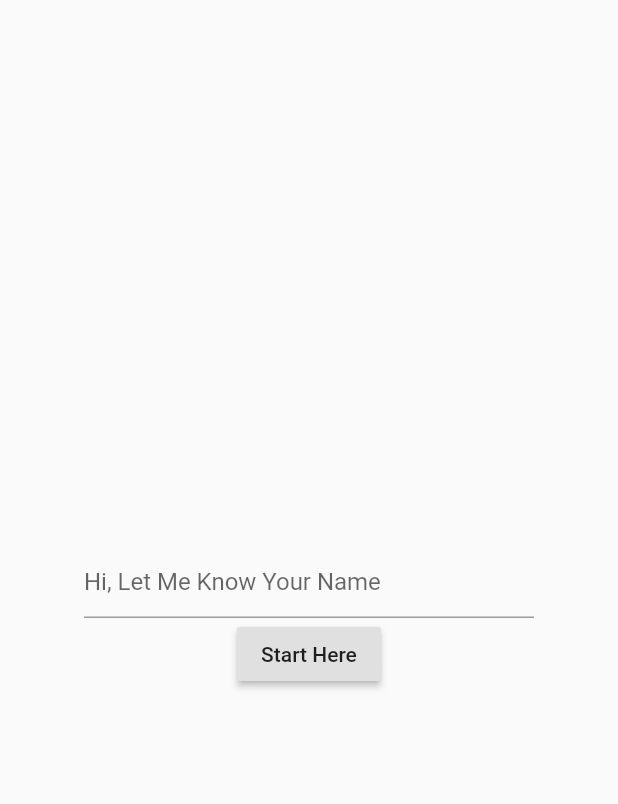
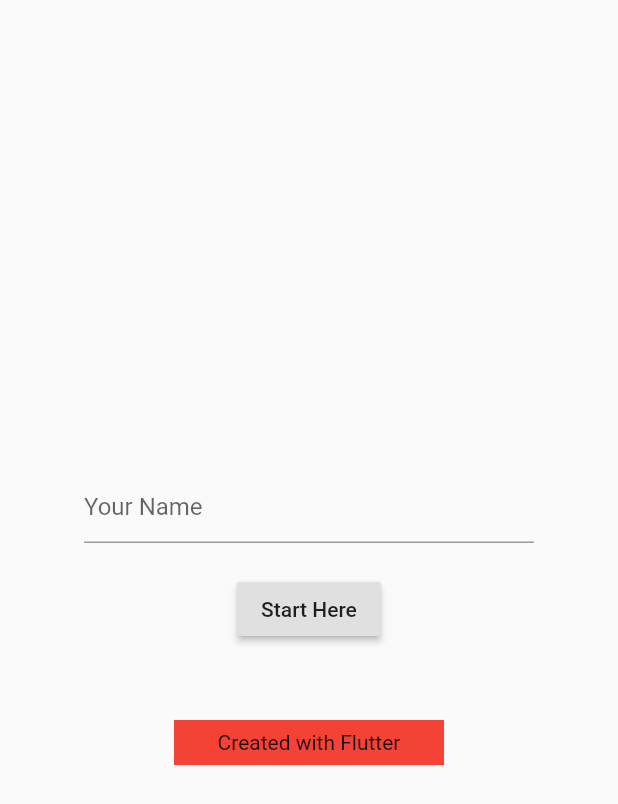
Before and after one commit to ludesdeveloper/seskiramadhancv, a Flutter app: the screen it shows after launch, on a phone screen of 412 x 824 dp. Shown: the top 804 px of the screen. Run offline on Flutter 3.47's test engine with Material 2 defaults, Android fonts, the light colour scheme and no system bars; our stand-ins replace get.

Commit message:
Finish for right now

```diff
--- /dev/null
+++ b/lib/controller/guest_controller.dart
@@ -0,0 +1,7 @@
+//import lib
+import 'package:get/get.dart';
+
+class GuestController extends GetxController {
+  RxString guestName = 'Blank User Name'.obs;
+  RxBool guestTextBox = true.obs;
+}
--- a/lib/views/home_page.dart
+++ b/lib/views/home_page.dart
@@ -1,10 +1,13 @@
 import 'package:flutter/material.dart';
 //import lib
 import 'package:get/get.dart';
+//import controller
+import 'package:seskiramadhan/controller/guest_controller.dart';
 //import screen
 import 'package:seskiramadhan/views/about_page.dart';
 
 class HomePage extends StatelessWidget {
+  final GuestController guestController = Get.put(GuestController());
   final guestName = TextEditingController();
   @override
   Widget build(BuildContext context) {
@@ -15,22 +18,43 @@ class HomePage extends StatelessWidget {
           child: Column(
             mainAxisAlignment: MainAxisAlignment.center,
             children: [
-              Container(
-                width: 300,
-                child: TextField(
-                  controller: guestName,
-                  decoration:
-                      InputDecoration(hintText: 'Hi, Let Me Know Your Name'),
+              Visibility(
+                visible: guestController.guestTextBox.value,
+                child: Container(
+                  width: 300,
+                  child: TextField(
+                    controller: guestName,
+                    decoration: InputDecoration(hintText: 'Your Name'),
+                  ),
                 ),
+              ),
+              SizedBox(
+                height: 20,
               ),
               RaisedButton(
                 onPressed: () {
-                  Get.offAll(AboutPage());
-                  Get.snackbar("Welcome Message",
-                      "Hi, My Name is Seski Ramadhan, nice to know that you access this web");
+                  if (guestController.guestName.value != 'Blank User Name') {
+                    Get.offAll(AboutPage());
+                  } else if (guestName.text == '') {
+                    Get.snackbar("Message", "Let Me Know Your Name :)");
+                  } else {
+                    guestController.guestName = RxString(guestName.text);
+                    guestController.guestTextBox = RxBool(false);
+                    Get.offAll(AboutPage());
+                    Get.snackbar("Welcome Message",
+                        "Hi ${guestController.guestName.value}, My Name is Seski Ramadhan, nice to know that you access this web");
+                  }
                 },
                 child: Text('Start Here'),
               ),
+              SizedBox(
+                height: 50,
+              ),
+              Container(
+                  height: 30,
+                  width: 180,
+                  color: Colors.red,
+                  child: Center(child: Text('Created with Flutter'))),
             ],
           ),
         ),
```
Also changed, not shown: lib/views/about_page.dart (+11 -0 lines), lib/views/experiences_page.dart (+12 -0 lines), lib/views/projects_page.dart (+9 -0 lines), lib/views/skills_page.dart (+18 -0 lines).
